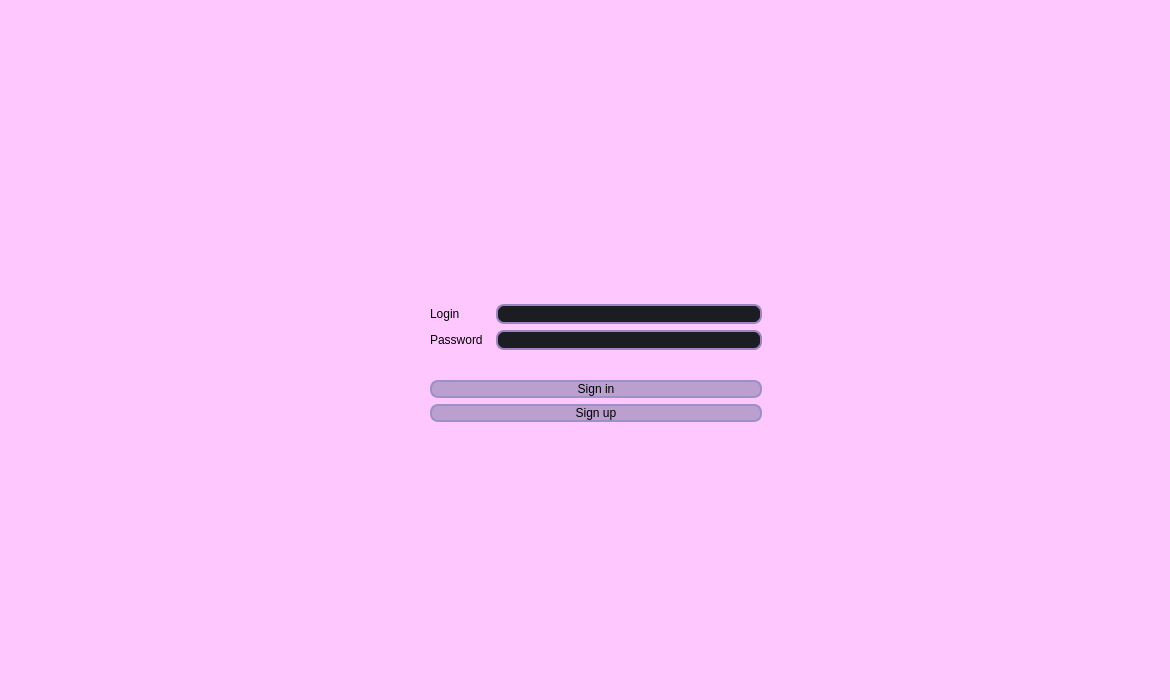
This is UI/w_login/loginwindow.ui in Saigz/task_tracker_qt as Qt 5 draws it before an edit. The edited form follows.
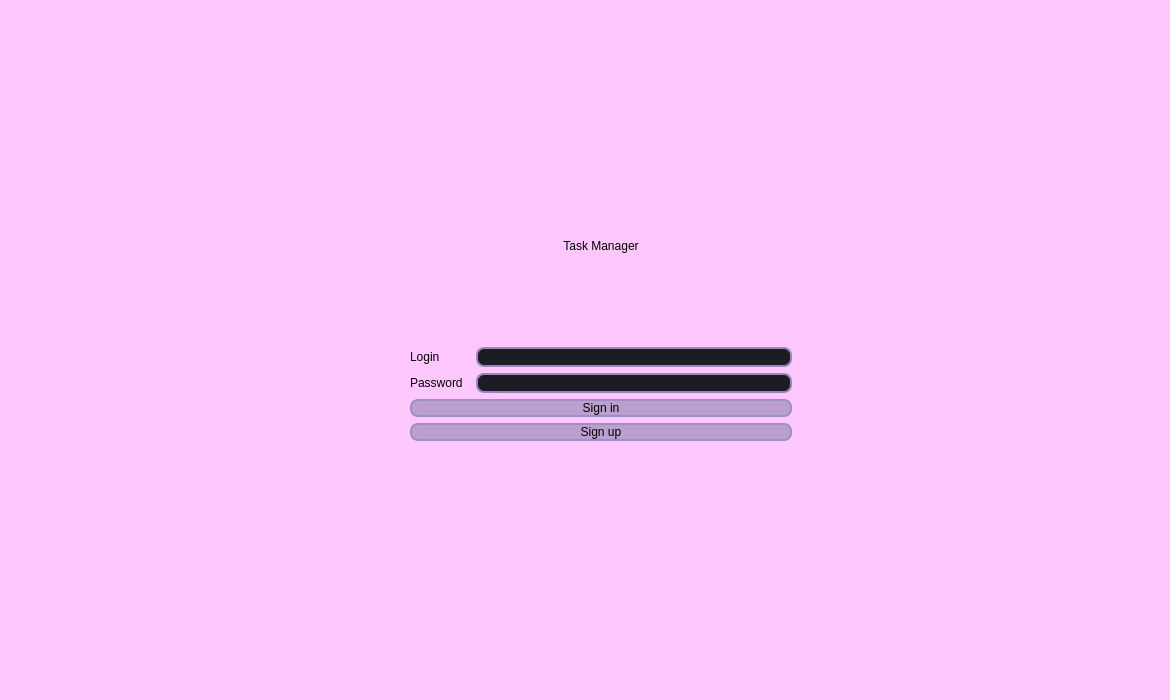
This is the edited form. Icons and pictures are not drawn.

Patch:
```diff
--- a/UI/w_login/loginwindow.ui
+++ b/UI/w_login/loginwindow.ui
@@ -33,15 +33,33 @@
    <string notr="true">background-color: rgb(254, 200, 255);</string>
   </property>
   <widget class="QWidget" name="centralwidget">
-   <widget class="QWidget" name="layoutWidget">
+   <widget class="QWidget" name="">
     <property name="geometry">
      <rect>
-      <x>430</x>
-      <y>280</y>
-      <width>332</width>
-      <height>168</height>
+      <x>410</x>
+      <y>150</y>
+      <width>382</width>
+      <height>291</height>
      </rect>
     </property>
+    <layout class="QVBoxLayout" name="verticalLayout_5">
+     <item>
+      <widget class="QLabel" name="label_TM">
+       <property name="styleSheet">
+        <string notr="true">QLabel {
+	 color: rgb(0, 0, 0);
+	font: 800 28pt &quot;Montserrat ExtraBold&quot;;
+}</string>
+       </property>
+       <property name="text">
+        <string>Task Manager</string>
+       </property>
+       <property name="alignment">
+        <set>Qt::AlignCenter</set>
+       </property>
+      </widget>
+     </item>
+     <item>
     <layout class="QVBoxLayout" name="verticalLayout_4">
      <item>
       <layout class="QHBoxLayout" name="horizontalLayout">
@@ -51,6 +69,7 @@
           <widget class="QLabel" name="label_Login">
            <property name="styleSheet">
             <string notr="true">QLabel {
+	 color: rgb(0, 0, 0);
 	font: 600 12pt &quot;Montserrat SemiBold&quot;;
 }</string>
            </property>
@@ -63,6 +82,7 @@
           <widget class="QLabel" name="label_Password">
            <property name="styleSheet">
             <string notr="true">QLabel {
+	 color: rgb(0, 0, 0);
 	font: 600 12pt &quot;Montserrat SemiBold&quot;;
 }</string>
            </property>
@@ -186,7 +206,6 @@
 }
 QPushButton:focus {
  border: 2px solid rgb(109, 86, 154);
-
 }</string>
          </property>
          <property name="text">
@@ -197,6 +216,8 @@
            <normaloff>.</normaloff>.</iconset>
          </property>
         </widget>
+         </item>
+        </layout>
        </item>
       </layout>
      </item>
```
Lines whose indentation alone changed are shown as unchanged.
